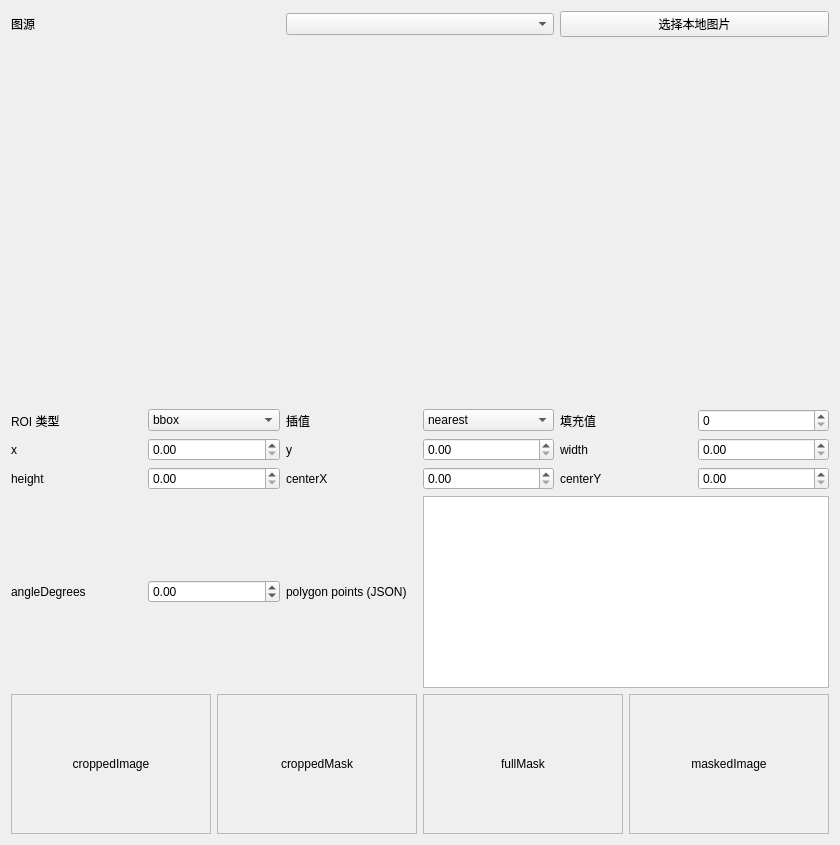
This is src/emo_master/plugins/builtins/roi/ui/editor.ui in jsdfhasuh/emo_master as Qt 5 draws it before an edit. The edited form follows.
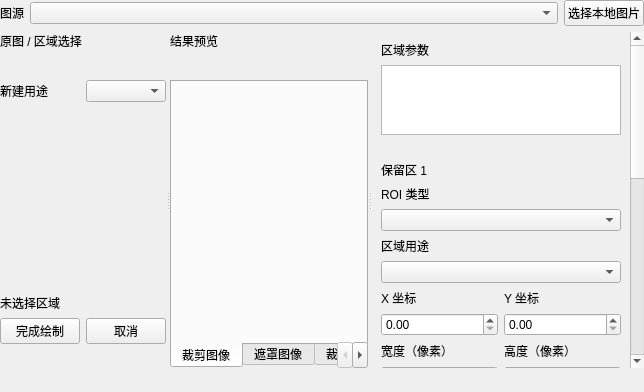
This is the edited form.

Commit message: feat(vision): complete ROI region editing and contour processing

Diff of the .ui file:
```diff
--- a/src/emo_master/plugins/builtins/roi/ui/editor.ui
+++ b/src/emo_master/plugins/builtins/roi/ui/editor.ui
@@ -2,43 +2,98 @@
 <ui version="4.0">
  <class>RoiEditor</class>
  <widget class="QWidget" name="RoiEditor">
-  <layout class="QVBoxLayout" name="rootLayout">
-   <item><layout class="QHBoxLayout" name="sourceLayout">
+  <layout class="QVBoxLayout" name="rootLayout" stretch="0,1,0">
+   <property name="leftMargin"><number>0</number></property>
+   <property name="topMargin"><number>0</number></property>
+   <property name="rightMargin"><number>0</number></property>
+   <property name="bottomMargin"><number>0</number></property>
+   <item><layout class="QHBoxLayout" name="sourceLayout" stretch="0,1,0">
     <item><widget class="QLabel" name="sourceLabel"><property name="text"><string>图源</string></property></widget></item>
     <item><widget class="QComboBox" name="sourceCombo"/></item>
     <item><widget class="QPushButton" name="localImageButton"><property name="text"><string>选择本地图片</string></property></widget></item>
    </layout></item>
-   <item><widget class="QWidget" name="canvasPlaceholder"><property name="minimumSize"><size><width>640</width><height>360</height></size></property><layout class="QVBoxLayout" name="canvasLayout"/></widget></item>
-   <item><layout class="QGridLayout" name="parametersLayout">
-    <item row="0" column="0"><widget class="QLabel" name="roiTypeLabel"><property name="text"><string>ROI 类型</string></property></widget></item>
-    <item row="0" column="1"><widget class="QComboBox" name="roiTypeCombo"><item><property name="text"><string>bbox</string></property></item><item><property name="text"><string>rotatedBox</string></property></item><item><property name="text"><string>polygon</string></property></item></widget></item>
-    <item row="0" column="2"><widget class="QLabel" name="interpolationLabel"><property name="text"><string>插值</string></property></widget></item>
-    <item row="0" column="3"><widget class="QComboBox" name="interpolationCombo"><item><property name="text"><string>nearest</string></property></item><item><property name="text"><string>linear</string></property></item><item><property name="text"><string>cubic</string></property></item></widget></item>
-    <item row="0" column="4"><widget class="QLabel" name="padLabel"><property name="text"><string>填充值</string></property></widget></item>
-    <item row="0" column="5"><widget class="QSpinBox" name="padValueSpin"><property name="maximum"><number>255</number></property></widget></item>
-    <item row="1" column="0"><widget class="QLabel" name="xLabel"><property name="text"><string>x</string></property></widget></item>
-    <item row="1" column="1"><widget class="QDoubleSpinBox" name="xSpin"/></item>
-    <item row="1" column="2"><widget class="QLabel" name="yLabel"><property name="text"><string>y</string></property></widget></item>
-    <item row="1" column="3"><widget class="QDoubleSpinBox" name="ySpin"/></item>
-    <item row="1" column="4"><widget class="QLabel" name="widthLabel"><property name="text"><string>width</string></property></widget></item>
-    <item row="1" column="5"><widget class="QDoubleSpinBox" name="widthSpin"/></item>
-    <item row="2" column="0"><widget class="QLabel" name="heightLabel"><property name="text"><string>height</string></property></widget></item>
-    <item row="2" column="1"><widget class="QDoubleSpinBox" name="heightSpin"/></item>
-    <item row="2" column="2"><widget class="QLabel" name="centerXLabel"><property name="text"><string>centerX</string></property></widget></item>
-    <item row="2" column="3"><widget class="QDoubleSpinBox" name="centerXSpin"/></item>
-    <item row="2" column="4"><widget class="QLabel" name="centerYLabel"><property name="text"><string>centerY</string></property></widget></item>
-    <item row="2" column="5"><widget class="QDoubleSpinBox" name="centerYSpin"/></item>
-    <item row="3" column="0"><widget class="QLabel" name="angleLabel"><property name="text"><string>angleDegrees</string></property></widget></item>
-    <item row="3" column="1"><widget class="QDoubleSpinBox" name="angleSpin"><property name="minimum"><double>-180.000000000000000</double></property><property name="maximum"><double>179.999000000000000</double></property></widget></item>
-    <item row="3" column="2"><widget class="QLabel" name="pointsLabel"><property name="text"><string>polygon points (JSON)</string></property></widget></item>
-    <item row="3" column="3" colspan="3"><widget class="QPlainTextEdit" name="pointsEdit"><property name="maximumHeight"><number>80</number></property></widget></item>
-   </layout></item>
-   <item><layout class="QHBoxLayout" name="outputLayout">
-    <item><widget class="QLabel" name="croppedImageLabel"><property name="minimumSize"><size><width>200</width><height>140</height></size></property><property name="text"><string>croppedImage</string></property><property name="alignment"><set>Qt::AlignCenter</set></property><property name="frameShape"><enum>QFrame::StyledPanel</enum></property></widget></item>
-    <item><widget class="QLabel" name="croppedMaskLabel"><property name="minimumSize"><size><width>200</width><height>140</height></size></property><property name="text"><string>croppedMask</string></property><property name="alignment"><set>Qt::AlignCenter</set></property><property name="frameShape"><enum>QFrame::StyledPanel</enum></property></widget></item>
-    <item><widget class="QLabel" name="fullMaskLabel"><property name="minimumSize"><size><width>200</width><height>140</height></size></property><property name="text"><string>fullMask</string></property><property name="alignment"><set>Qt::AlignCenter</set></property><property name="frameShape"><enum>QFrame::StyledPanel</enum></property></widget></item>
-    <item><widget class="QLabel" name="maskedImageLabel"><property name="minimumSize"><size><width>200</width><height>140</height></size></property><property name="text"><string>maskedImage</string></property><property name="alignment"><set>Qt::AlignCenter</set></property><property name="frameShape"><enum>QFrame::StyledPanel</enum></property></widget></item>
-   </layout></item>
+   <item><widget class="QSplitter" name="roiWorkspaceSplitter">
+    <property name="orientation"><enum>Qt::Horizontal</enum></property>
+    <property name="childrenCollapsible"><bool>false</bool></property>
+    <widget class="QSplitter" name="roiImagesSplitter">
+     <property name="orientation"><enum>Qt::Horizontal</enum></property>
+     <property name="childrenCollapsible"><bool>false</bool></property>
+     <widget class="QWidget" name="sourcePanel">
+      <layout class="QVBoxLayout" name="sourcePanelLayout" stretch="0,0,0,1,0,0,0">
+       <item><widget class="QLabel" name="sourceTitle"><property name="text"><string>原图 / 区域选择</string></property></widget></item>
+       <item><widget class="QWidget" name="sourceTools"><layout class="QHBoxLayout" name="sourceToolsLayout"/></widget></item>
+       <item><layout class="QHBoxLayout" name="newPurposeLayout"><item><widget class="QLabel" name="newPurposeLabel"><property name="text"><string>新建用途</string></property></widget></item><item><widget class="QComboBox" name="newPurposeCombo"/></item></layout></item>
+       <item><widget class="QWidget" name="canvasPlaceholder"><layout class="QVBoxLayout" name="canvasLayout"/></widget></item>
+       <item><widget class="QLabel" name="drawingStatus"><property name="wordWrap"><bool>true</bool></property><property name="text"><string>未选择区域</string></property></widget></item>
+       <item><layout class="QHBoxLayout" name="drawingActions"><item><widget class="QPushButton" name="roiFinishButton"><property name="text"><string>完成绘制</string></property></widget></item><item><widget class="QPushButton" name="roiCancelButton"><property name="text"><string>取消</string></property></widget></item></layout></item>
+       <item><widget class="QWidget" name="sourceViewTools"><layout class="QHBoxLayout" name="sourceViewToolsLayout"/></widget></item>
+      </layout>
+     </widget>
+     <widget class="QWidget" name="roiResultPanel">
+      <layout class="QVBoxLayout" name="resultLayout" stretch="0,0,1">
+       <item><widget class="QLabel" name="resultTitle"><property name="text"><string>结果预览</string></property></widget></item>
+       <item><widget class="QWidget" name="resultModesPlaceholder"><layout class="QGridLayout" name="resultModesLayout"/></widget></item>
+       <item><widget class="QTabWidget" name="roiOutputTabs">
+        <property name="tabPosition"><enum>QTabWidget::South</enum></property>
+        <property name="usesScrollButtons"><bool>true</bool></property>
+        <widget class="QWidget" name="croppedImagePage"><attribute name="title"><string>裁剪图像</string></attribute><layout class="QVBoxLayout" name="croppedImageLayout"/></widget>
+        <widget class="QWidget" name="maskedImagePage"><attribute name="title"><string>遮罩图像</string></attribute><layout class="QVBoxLayout" name="maskedImageLayout"/></widget>
+        <widget class="QWidget" name="croppedMaskPage"><attribute name="title"><string>裁剪掩膜</string></attribute><layout class="QVBoxLayout" name="croppedMaskLayout"/></widget>
+        <widget class="QWidget" name="fullMaskPage"><attribute name="title"><string>原图掩膜</string></attribute><layout class="QVBoxLayout" name="fullMaskLayout"/></widget>
+       </widget></item>
+      </layout>
+     </widget>
+    </widget>
+    <widget class="QScrollArea" name="roiParametersScroll">
+     <property name="minimumSize"><size><width>200</width><height>0</height></size></property>
+     <property name="frameShape"><enum>QFrame::NoFrame</enum></property>
+     <property name="horizontalScrollBarPolicy"><enum>Qt::ScrollBarAlwaysOff</enum></property>
+     <property name="widgetResizable"><bool>true</bool></property>
+     <widget class="QWidget" name="roiParameters">
+      <layout class="QVBoxLayout" name="parametersLayout">
+       <item><widget class="QLabel" name="parametersTitle"><property name="text"><string>区域参数</string></property></widget></item>
+       <item><widget class="QListWidget" name="roiRegionList"><property name="minimumHeight"><number>72</number></property><property name="maximumHeight"><number>110</number></property></widget></item>
+       <item><widget class="QLabel" name="draftRegionLabel"><property name="wordWrap"><bool>true</bool></property><property name="text"><string/></property></widget></item>
+       <item><widget class="QLabel" name="selectedRegionTitle"><property name="text"><string>保留区 1</string></property></widget></item>
+       <item><widget class="QLabel" name="roiTypeLabel"><property name="text"><string>ROI 类型</string></property></widget></item>
+       <item><widget class="QComboBox" name="roiTypeCombo"/></item>
+       <item><widget class="QLabel" name="purposeLabel"><property name="text"><string>区域用途</string></property></widget></item>
+       <item><widget class="QComboBox" name="regionPurposeCombo"/></item>
+       <item><layout class="QGridLayout" name="boxCoordinates">
+        <item row="0" column="0"><widget class="QLabel" name="xLabel"><property name="text"><string>X 坐标</string></property></widget></item>
+        <item row="1" column="0"><widget class="QDoubleSpinBox" name="xSpin"/></item>
+        <item row="0" column="1"><widget class="QLabel" name="yLabel"><property name="text"><string>Y 坐标</string></property></widget></item>
+        <item row="1" column="1"><widget class="QDoubleSpinBox" name="ySpin"/></item>
+        <item row="2" column="0"><widget class="QLabel" name="widthLabel"><property name="text"><string>宽度（像素）</string></property></widget></item>
+        <item row="3" column="0"><widget class="QDoubleSpinBox" name="widthSpin"/></item>
+        <item row="2" column="1"><widget class="QLabel" name="heightLabel"><property name="text"><string>高度（像素）</string></property></widget></item>
+        <item row="3" column="1"><widget class="QDoubleSpinBox" name="heightSpin"/></item>
+       </layout></item>
+       <item><widget class="QLabel" name="centerXLabel"><property name="text"><string>中心 X 坐标</string></property></widget></item>
+       <item><widget class="QDoubleSpinBox" name="centerXSpin"/></item>
+       <item><widget class="QLabel" name="centerYLabel"><property name="text"><string>中心 Y 坐标</string></property></widget></item>
+       <item><widget class="QDoubleSpinBox" name="centerYSpin"/></item>
+       <item><widget class="QLabel" name="angleLabel"><property name="text"><string>旋转角度（度）</string></property></widget></item>
+       <item><widget class="QDoubleSpinBox" name="angleSpin"><property name="minimum"><double>-180.0</double></property><property name="maximum"><double>179.999</double></property></widget></item>
+       <item><widget class="QLabel" name="pointsLabel"><property name="text"><string>多边形顶点</string></property></widget></item>
+       <item><widget class="QWidget" name="pointsPlaceholder"><layout class="QVBoxLayout" name="pointsLayout"/></widget></item>
+       <item><widget class="QWidget" name="advancedPlaceholder"><layout class="QVBoxLayout" name="advancedPlaceholderLayout">
+        <item><widget class="QWidget" name="advancedContent"><layout class="QVBoxLayout" name="advancedLayout">
+         <item><widget class="QLabel" name="interpolationLabel"><property name="text"><string>插值方式</string></property></widget></item>
+         <item><widget class="QComboBox" name="interpolationCombo"/></item>
+         <item><widget class="QLabel" name="padLabel"><property name="text"><string>填充值</string></property></widget></item>
+         <item><widget class="QSpinBox" name="padValueSpin"><property name="maximum"><number>255</number></property></widget></item>
+         <item><widget class="QLabel" name="opacityLabel"><property name="text"><string>选区透明度：25%</string></property></widget></item>
+         <item><widget class="QSlider" name="regionOpacity"><property name="orientation"><enum>Qt::Horizontal</enum></property><property name="minimum"><number>5</number></property><property name="maximum"><number>65</number></property><property name="value"><number>25</number></property></widget></item>
+        </layout></widget></item>
+       </layout></widget></item>
+       <item><widget class="QWidget" name="roiDetailsPlaceholder"><layout class="QVBoxLayout" name="detailsLayout"/></widget></item>
+       <item><spacer name="parameterSpacer"><property name="orientation"><enum>Qt::Vertical</enum></property><property name="sizeHint" stdset="0"><size><width>0</width><height>0</height></size></property></spacer></item>
+      </layout>
+     </widget>
+    </widget>
+   </widget></item>
+   <item><widget class="QWidget" name="bindingsPlaceholder"><layout class="QVBoxLayout" name="bindingsLayout"/></widget></item>
   </layout>
  </widget>
  <resources/>
```
The commit also changes 43 other files.
